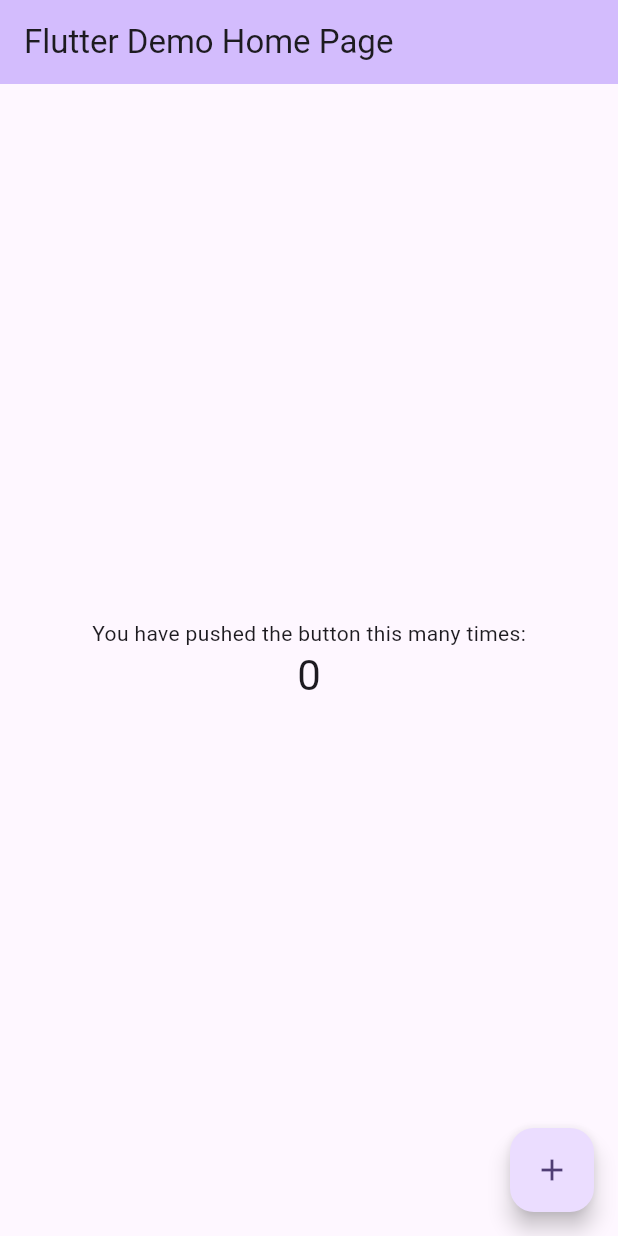
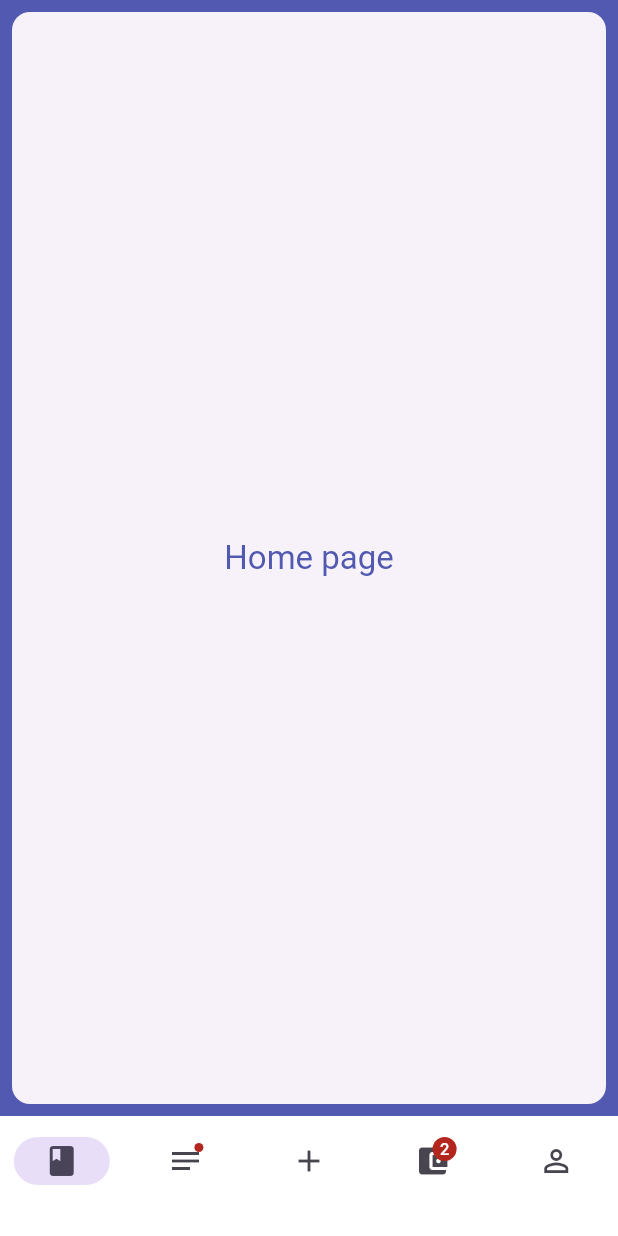
Before and after one commit to abyanarif/U-Save, a Flutter app: the screen it shows after launch, on a phone screen of 412 x 824 dp. Run offline on Flutter 3.47's test engine with Material 3 defaults, Android fonts, the phone set to English and light mode, and no system bars.

Commit message:
Proyek Awal

```diff
--- a/lib/main.dart
+++ b/lib/main.dart
@@ -1,125 +1,164 @@
 import 'package:flutter/material.dart';
 
-void main() {
-  runApp(const MyApp());
-}
+/// Flutter code sample for [NavigationBar].
 
-class MyApp extends StatelessWidget {
-  const MyApp({super.key});
+void main() => runApp(const NavigationBarApp());
 
-  // This widget is the root of your application.
+class NavigationBarApp extends StatelessWidget {
+  const NavigationBarApp({super.key});
+
   @override
   Widget build(BuildContext context) {
     return MaterialApp(
-      title: 'Flutter Demo',
-      theme: ThemeData(
-        // This is the theme of your application.
-        //
-        // TRY THIS: Try running your application with "flutter run". You'll see
-        // the application has a purple toolbar. Then, without quitting the app,
-        // try changing the seedColor in the colorScheme below to Colors.green
-        // and then invoke "hot reload" (save your changes or press the "hot
-        // reload" button in a Flutter-supported IDE, or press "r" if you used
-        // the command line to start the app).
-        //
-        // Notice that the counter didn't reset back to zero; the application
-        // state is not lost during the reload. To reset the state, use hot
-        // restart instead.
-        //
-        // This works for code too, not just values: Most code changes can be
-        // tested with just a hot reload.
-        colorScheme: ColorScheme.fromSeed(seedColor: Colors.deepPurple),
-        useMaterial3: true,
-      ),
-      home: const MyHomePage(title: 'Flutter Demo Home Page'),
-    );
+        theme: ThemeData(useMaterial3: true), home: const NavigationExample());
   }
 }
 
-class MyHomePage extends StatefulWidget {
-  const MyHomePage({super.key, required this.title});
-
-  // This widget is the home page of your application. It is stateful, meaning
-  // that it has a State object (defined below) that contains fields that affect
-  // how it looks.
-
-  // This class is the configuration for the state. It holds the values (in this
-  // case the title) provided by the parent (in this case the App widget) and
-  // used by the build method of the State. Fields in a Widget subclass are
-  // always marked "final".
-
-  final String title;
+class NavigationExample extends StatefulWidget {
+  const NavigationExample({super.key});
 
   @override
-  State<MyHomePage> createState() => _MyHomePageState();
+  State<NavigationExample> createState() => _NavigationExampleState();
 }
 
-class _MyHomePageState extends State<MyHomePage> {
-  int _counter = 0;
-
-  void _incrementCounter() {
-    setState(() {
-      // This call to setState tells the Flutter framework that something has
-      // changed in this State, which causes it to rerun the build method below
-      // so that the display can reflect the updated values. If we changed
-      // _counter without calling setState(), then the build method would not be
-      // called again, and so nothing would appear to happen.
-      _counter++;
-    });
-  }
+class _NavigationExampleState extends State<NavigationExample> {
+  int currentPageIndex = 0;
 
   @override
   Widget build(BuildContext context) {
-    // This method is rerun every time setState is called, for instance as done
-    // by the _incrementCounter method above.
-    //
-    // The Flutter framework has been optimized to make rerunning build methods
-    // fast, so that you can just rebuild anything that needs updating rather
-    // than having to individually change instances of widgets.
+    final ThemeData theme = Theme.of(context);
     return Scaffold(
-      appBar: AppBar(
-        // TRY THIS: Try changing the color here to a specific color (to
-        // Colors.amber, perhaps?) and trigger a hot reload to see the AppBar
-        // change color while the other colors stay the same.
-        backgroundColor: Theme.of(context).colorScheme.inversePrimary,
-        // Here we take the value from the MyHomePage object that was created by
-        // the App.build method, and use it to set our appbar title.
-        title: Text(widget.title),
+      backgroundColor: Color(
+          0xFF5159B0), // Warna latar belakang dengan kode warna hexadecimal
+      bottomNavigationBar: NavigationBar(
+        backgroundColor: Color.fromARGB(255, 255, 255,
+            255), // Warna latar belakang NavigationBar dengan kode warna hexadecimal
+        onDestinationSelected: (int index) {
+          setState(() {
+            currentPageIndex = index;
+          });
+        },
+        selectedIndex: currentPageIndex,
+        destinations: const <Widget>[
+          NavigationDestination(
+            selectedIcon: Icon(Icons.book),
+            icon: Icon(Icons.book_outlined),
+            label: '',
           ),
-      body: Center(
-        // Center is a layout widget. It takes a single child and positions it
-        // in the middle of the parent.
+          NavigationDestination(
+            icon: Badge(child: Icon(Icons.notes)),
+            label: '',
+          ),
+          NavigationDestination(
+              selectedIcon: Icon(Icons.add),
+              icon: Icon(Icons.add_outlined),
+              label: ' '),
+          NavigationDestination(
+            icon: Badge(
+                label: Text('2'), child: Icon(Icons.account_balance_wallet)),
+            label: '',
+          ),
+          NavigationDestination(
+            selectedIcon: Icon(Icons.person),
+            icon: Icon(Icons.person_outline),
+            label: ' ',
+          )
+        ],
+      ),
+      body: <Widget>[
+        // Home page
+        Card(
+          shadowColor: Colors.transparent,
+          margin: const EdgeInsets.all(8.0),
+          child: SizedBox.expand(
+            child: Center(
+              child: Text(
+                'Home page',
+                style: theme.textTheme.titleLarge!
+                    .copyWith(color: Color(0xFF5159B0)),
+              ),
+            ),
+          ),
+        ),
+
+        /// Notifications page
+        const Padding(
+          padding: EdgeInsets.all(8.0),
           child: Column(
-          // Column is also a layout widget. It takes a list of children and
-          // arranges them vertically. By default, it sizes itself to fit its
-          // children horizontally, and tries to be as tall as its parent.
-          //
-          // Column has various properties to control how it sizes itself and
-          // how it positions its children. Here we use mainAxisAlignment to
-          // center the children vertically; the main axis here is the vertical
-          // axis because Columns are vertical (the cross axis would be
-          // horizontal).
-          //
-          // TRY THIS: Invoke "debug painting" (choose the "Toggle Debug Paint"
-          // action in the IDE, or press "p" in the console), to see the
-          // wireframe for each widget.
-          mainAxisAlignment: MainAxisAlignment.center,
             children: <Widget>[
-            const Text(
-              'You have pushed the button this many times:',
+              Card(
+                child: ListTile(
+                  leading: Icon(Icons.notifications_sharp),
+                  title: Text('Notification 1'),
+                  subtitle: Text('This is a notification'),
                 ),
-            Text(
-              '$_counter',
-              style: Theme.of(context).textTheme.headlineMedium,
+              ),
+              Card(
+                child: ListTile(
+                  leading: Icon(Icons.notifications_sharp),
+                  title: Text('Notification 2'),
+                  subtitle: Text('This is a notification'),
+                ),
               ),
             ],
           ),
         ),
-      floatingActionButton: FloatingActionButton(
-        onPressed: _incrementCounter,
-        tooltip: 'Increment',
-        child: const Icon(Icons.add),
-      ), // This trailing comma makes auto-formatting nicer for build methods.
+
+        /// Messages page
+        ListView.builder(
+          reverse: true,
+          itemCount: 2,
+          itemBuilder: (BuildContext context, int index) {
+            if (index == 0) {
+              return Align(
+                alignment: Alignment.centerRight,
+                child: Container(
+                  margin: const EdgeInsets.all(8.0),
+                  padding: const EdgeInsets.all(8.0),
+                  decoration: BoxDecoration(
+                    color: theme.colorScheme.primary,
+                    borderRadius: BorderRadius.circular(8.0),
+                  ),
+                  child: Text(
+                    'Hello',
+                    style: theme.textTheme.bodyLarge!.copyWith(
+                      color: theme.colorScheme.onPrimary,
+                    ),
+                  ),
+                ),
+              );
+            }
+            return Align(
+              alignment: Alignment.centerLeft,
+              child: Container(
+                margin: const EdgeInsets.all(8.0),
+                padding: const EdgeInsets.all(8.0),
+                decoration: BoxDecoration(
+                  color: theme.colorScheme.primary,
+                  borderRadius: BorderRadius.circular(8.0),
+                ),
+                child: Text(
+                  'Hi!',
+                  style: theme.textTheme.bodyLarge!.copyWith(
+                    color: theme.colorScheme.onPrimary,
+                  ),
+                ),
+              ),
+            );
+          },
+        ),
+
+        /// Settings page (halaman tambahan)
+        Card(
+          shadowColor: Colors.transparent,
+          margin: const EdgeInsets.all(8.0),
+          child: SizedBox.expand(
+            child: Center(
+                child:
+                    Text('Settings page', style: theme.textTheme.titleLarge)),
+          ),
+        ),
+      ][currentPageIndex],
     );
   }
 }
```
Also changed, not shown: pubspec.lock, 135 other files. Lines whose indentation alone changed are shown as unchanged.
